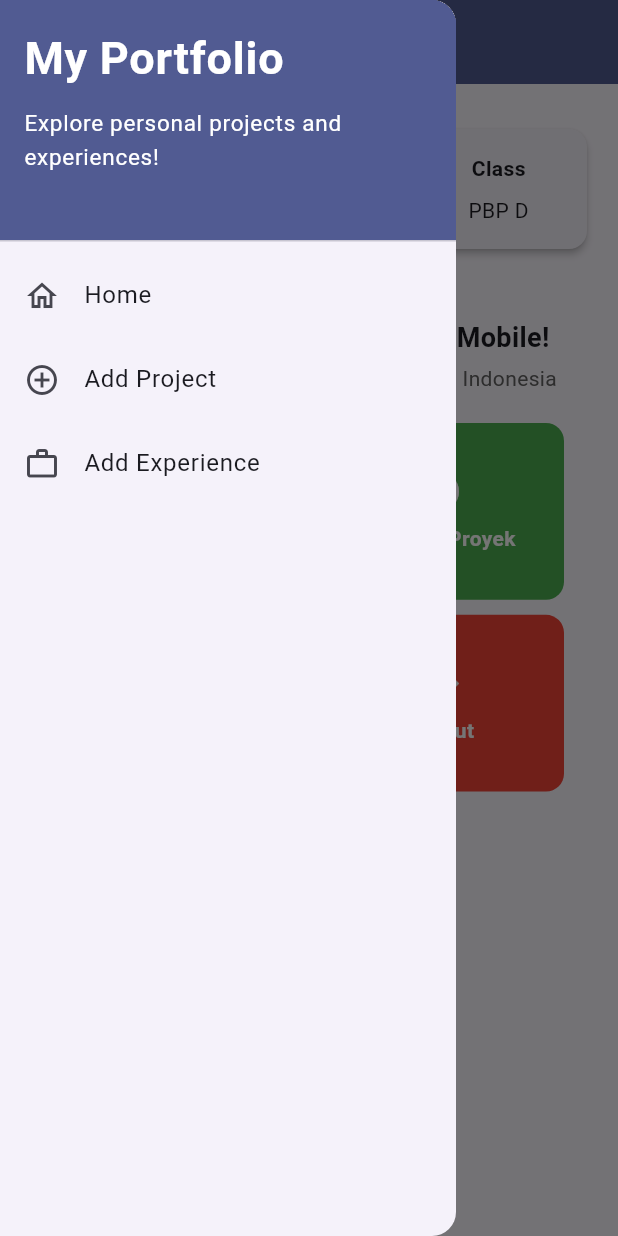
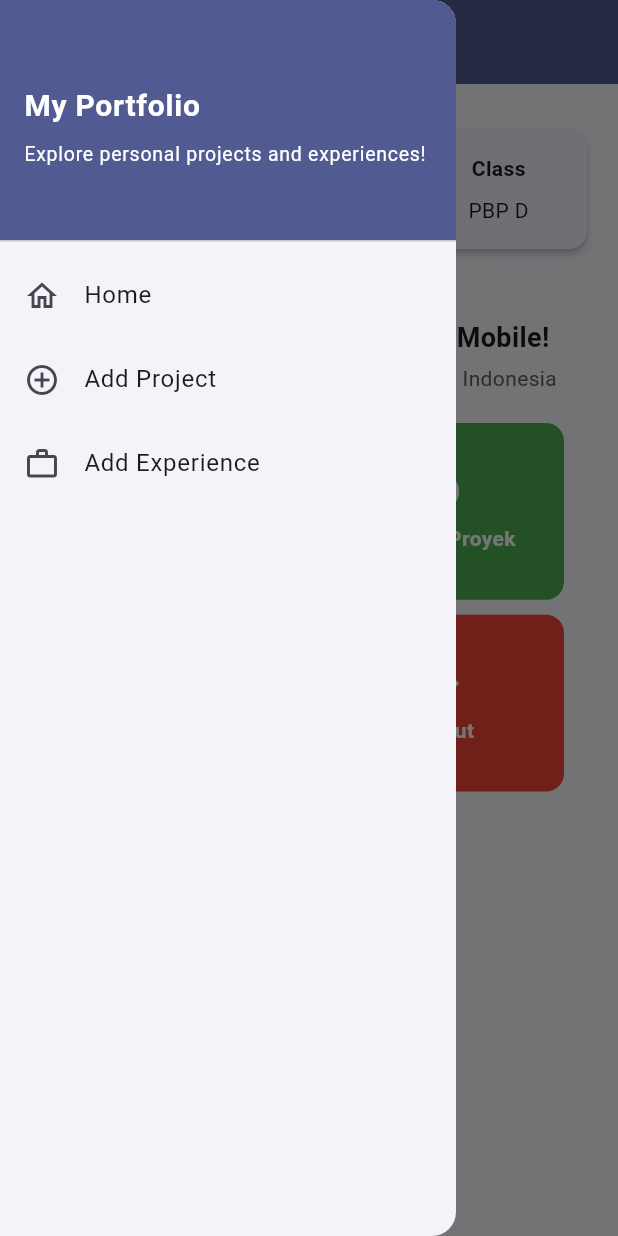
Before and after one commit to adamwsyaputra/myportofolio_mobile, a Flutter app: the screen it shows after launch, with the side drawer open, on a phone screen of 412 x 824 dp. Run offline on Flutter 3.47's test engine with Material 3 defaults, Android fonts, the phone set to English and light mode, and no system bars; our stand-ins replace material_ui.

Commit message:
fix(drawer): adjust DrawerHeader typography to prevent RenderFlex overflow

```diff
--- a/lib/widgets/left_drawer.dart
+++ b/lib/widgets/left_drawer.dart
@@ -20,20 +20,21 @@ class LeftDrawer extends StatelessWidget {
             ),
             child: const Column(
               crossAxisAlignment: CrossAxisAlignment.start,
+              mainAxisAlignment: MainAxisAlignment.center,
               children: [
                 Text(
                   'My Portfolio',
                   style: TextStyle(
-                    fontSize: 30,
+                    fontSize: 20,
                     fontWeight: FontWeight.bold,
                     color: Colors.white,
                   ),
                 ),
-                SizedBox(height: 10),
+                SizedBox(height: 8),
                 Text(
                   'Explore personal projects and experiences!',
                   style: TextStyle(
-                    fontSize: 15,
+                    fontSize: 13,
                     color: Colors.white,
                   ),
                 ),
```
